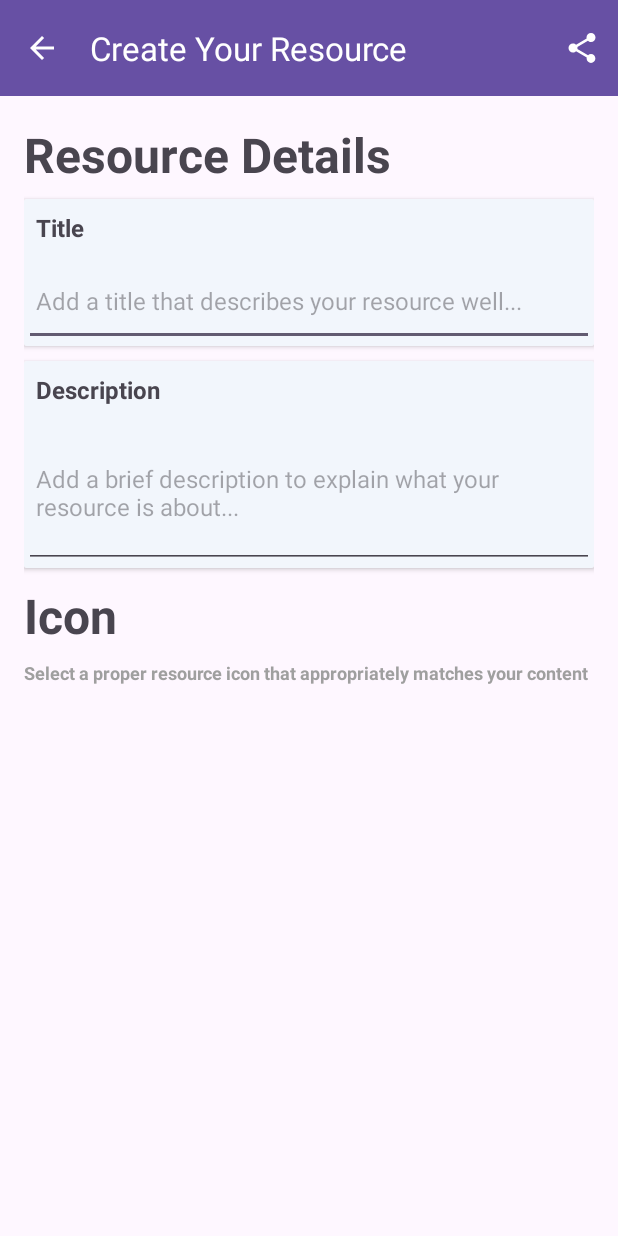
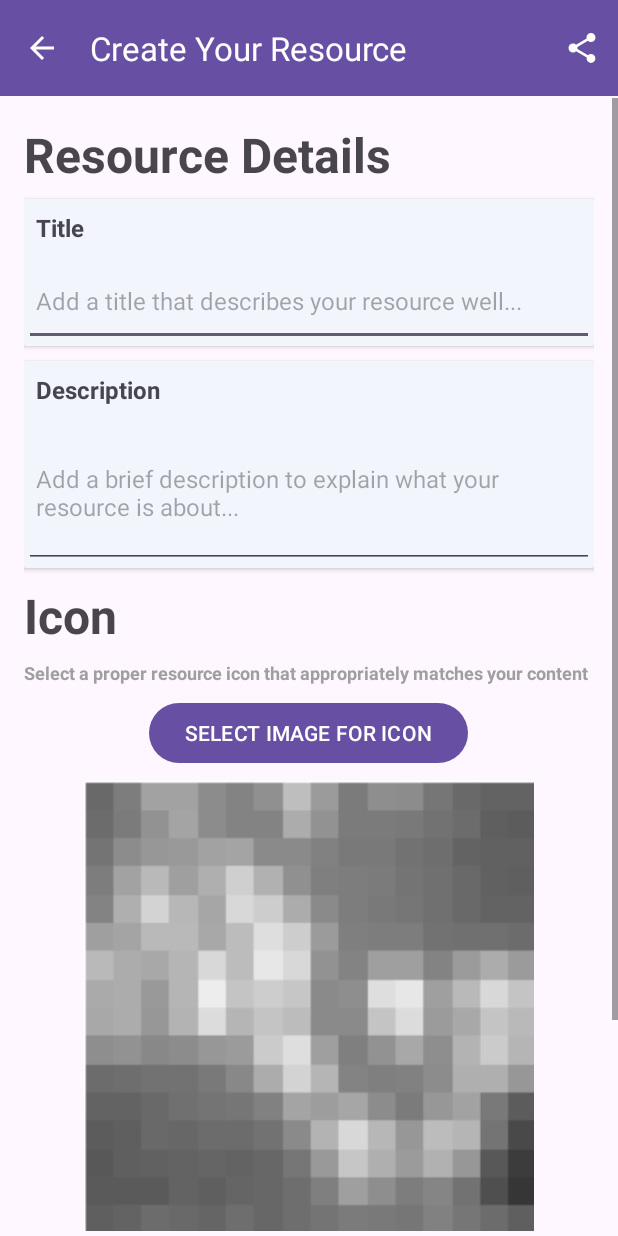
Before and after one commit to Kairos5106/STEMify, an Android app: the CreateCommunityResource screen opened directly, with no data from a screen before it, on a phone screen of 412 x 824 dp. Run offline under Robolectric (Android 15) with nearby library versions, the phone set to English and light mode, and no system bars; pictures from the network do not load.

Commit message:
almost completed for resource creation page part 1

```diff
--- a/app/src/main/java/com/example/stemify/ui/moduleA/CreateCommunityResource.java
+++ b/app/src/main/java/com/example/stemify/ui/moduleA/CreateCommunityResource.java
@@ -1,5 +1,6 @@
 package com.example.stemify.ui.moduleA;
 
+import androidx.annotation.Nullable;
 import androidx.appcompat.app.AppCompatActivity;
 import androidx.appcompat.content.res.AppCompatResources;
 import androidx.appcompat.widget.Toolbar;
@@ -8,16 +9,22 @@ import androidx.core.graphics.drawable.DrawableCompat;
 import android.content.Intent;
 import android.graphics.Color;
 import android.graphics.drawable.Drawable;
+import android.net.Uri;
 import android.os.Bundle;
 import android.view.Menu;
 import android.view.MenuInflater;
 import android.view.MenuItem;
+import android.view.View;
+import android.widget.Button;
+import android.widget.ImageView;
 
 import com.example.stemify.R;
 import com.example.stemify.TestActivity;
 
 public class CreateCommunityResource extends AppCompatActivity {
-
+    private static final int SELECT_IMAGE = 100;
+    Button BtnSelectIcon;
+    ImageView IVIconPreview;
     @Override
     protected void onCreate(Bundle savedInstanceState) {
         super.onCreate(savedInstanceState);
@@ -39,6 +46,28 @@ public class CreateCommunityResource extends AppCompatActivity {
         Drawable arrow = AppCompatResources.getDrawable(this, R.drawable.ic_arrow_back);
         DrawableCompat.setTint(arrow, Color.WHITE);
         getSupportActionBar().setHomeAsUpIndicator(arrow);
+
+        // Setup button for icon selection
+        BtnSelectIcon = (Button) findViewById(R.id.BtnSelectIcon);
+        IVIconPreview = (ImageView) findViewById(R.id.IVIconPreview);
+        BtnSelectIcon.setOnClickListener(new View.OnClickListener() {
+            @Override
+            public void onClick(View v) {
+                Intent pickImage = new Intent(Intent.ACTION_GET_CONTENT);
+                pickImage.setType("image/*");
+                startActivityForResult(Intent.createChooser(pickImage, "Select an icon"), SELECT_IMAGE);
+            }
+        });
+    }
+
+    @Override
+    protected void onActivityResult(int requestCode, int resultCode, @Nullable Intent data) {
+        super.onActivityResult(requestCode, resultCode, data);
+
+        if(requestCode == SELECT_IMAGE && null != data){
+            Uri uri = data.getData();
+            IVIconPreview.setImageURI(uri);
+        }
     }
 
     // Give action to options in app bar
--- a/app/src/main/java/com/example/stemify/ui/moduleA/EducatorResources.java
+++ b/app/src/main/java/com/example/stemify/ui/moduleA/EducatorResources.java
@@ -14,9 +14,11 @@ import android.os.Bundle;
 import android.view.Menu;
 import android.view.MenuInflater;
 import android.view.MenuItem;
+import android.widget.Button;
 
 import com.example.stemify.R;
 import com.example.stemify.TestActivity;
+import com.google.android.material.badge.BadgeUtils;
 
 import java.util.ArrayList;
 import java.util.List;
--- /dev/null
+++ b/app/src/main/res/drawable/ic_add_black.xml
@@ -0,0 +1,5 @@
+<vector android:height="24dp" android:tint="#000000"
+    android:viewportHeight="24" android:viewportWidth="24"
+    android:width="24dp" xmlns:android="http://schemas.android.com/apk/res/android">
+    <path android:fillColor="@android:color/white" android:pathData="M19,13h-6v6h-2v-6H5v-2h6V5h2v6h6v2z"/>
+</vector>
--- /dev/null
+++ b/app/src/main/res/drawable/ic_remove_black.xml
@@ -0,0 +1,5 @@
+<vector android:height="24dp" android:tint="#000000"
+    android:viewportHeight="24" android:viewportWidth="24"
+    android:width="24dp" xmlns:android="http://schemas.android.com/apk/res/android">
+    <path android:fillColor="@android:color/white" android:pathData="M19,13H5v-2h14v2z"/>
+</vector>
--- a/app/src/main/res/layout/activity_create_community_resource.xml
+++ b/app/src/main/res/layout/activity_create_community_resource.xml
@@ -29,11 +29,13 @@
     <ScrollView
         android:layout_width="match_parent"
         android:layout_height="match_parent"
+        android:paddingTop="65dp"
+        app:layout_constraintBottom_toBottomOf="parent"
+        app:layout_constraintEnd_toEndOf="parent"
+        app:layout_constraintHorizontal_bias="0.0"
+        app:layout_constraintStart_toStartOf="parent"
         app:layout_constraintTop_toBottomOf="@+id/ABLCreateCommunityResource"
-        app:layout_constraintBottom_toBottomOf="parent"
-        app:layout_constraintStart_toStartOf="parent"
-        app:layout_constraintEnd_toEndOf="parent"
-        android:paddingTop="65dp">
+        app:layout_constraintVertical_bias="0.0">
 
         <LinearLayout
             android:layout_width="match_parent"
@@ -44,37 +46,38 @@
             <TextView
                 android:layout_width="match_parent"
                 android:layout_height="wrap_content"
+                android:layout_marginBottom="8dp"
+                android:gravity="start"
                 android:text="Resource Details"
                 android:textSize="32sp"
-                android:textStyle="bold"
-                android:gravity="start"
-                android:layout_marginBottom="8dp"/>
+                android:textStyle="bold" />
 
             <androidx.cardview.widget.CardView
                 android:layout_width="match_parent"
                 android:layout_height="wrap_content"
                 android:layout_marginBottom="10dp">
+
                 <LinearLayout
                     android:layout_width="match_parent"
                     android:layout_height="wrap_content"
-                    android:orientation="vertical"
-                    android:background="#F2F6FC">
+                    android:background="#F2F6FC"
+                    android:orientation="vertical">
 
                     <TextView
                         android:layout_width="match_parent"
                         android:layout_height="wrap_content"
+                        android:padding="8dp"
                         android:text="Title"
-                        android:textStyle="bold"
                         android:textSize="16sp"
-                        android:padding="8dp"/>
+                        android:textStyle="bold" />
 
                     <EditText
                         android:id="@+id/ETResourceTitle"
                         android:layout_width="match_parent"
                         android:layout_height="60dp"
                         android:hint="Add a title that describes your resource well..."
-                        android:textSize="16sp"
-                        android:padding="8dp"/>
+                        android:padding="8dp"
+                        android:textSize="16sp" />
 
                 </LinearLayout>
 
@@ -84,27 +87,28 @@
                 android:layout_width="match_parent"
                 android:layout_height="wrap_content"
                 android:layout_marginBottom="10dp">
+
                 <LinearLayout
                     android:layout_width="match_parent"
                     android:layout_height="wrap_content"
-                    android:orientation="vertical"
-                    android:background="#F2F6FC">
+                    android:background="#F2F6FC"
+                    android:orientation="vertical">
 
                     <TextView
                         android:layout_width="match_parent"
                         android:layout_height="wrap_content"
+                        android:padding="8dp"
                         android:text="Description"
-                        android:textStyle="bold"
                         android:textSize="16sp"
-                        android:padding="8dp"/>
+                        android:textStyle="bold" />
 
                     <EditText
                         android:id="@+id/ETResourceDescription"
                         android:layout_width="match_parent"
                         android:layout_height="100dp"
                         android:hint="Add a brief description to explain what your resource is about..."
-                        android:textSize="16sp"
-                        android:padding="8dp"/>
+                        android:padding="8dp"
+                        android:textSize="16sp" />
 
                 </LinearLayout>
 
@@ -113,22 +117,109 @@
             <TextView
                 android:layout_width="match_parent"
                 android:layout_height="wrap_content"
+                android:layout_marginBottom="8dp"
+                android:gravity="start"
                 android:text="Icon"
                 android:textSize="32sp"
-                android:textStyle="bold"
-                android:gravity="start"
-                android:layout_marginBottom="8dp"/>
+                android:textStyle="bold" />
 
             <TextView
                 android:layout_width="match_parent"
                 android:layout_height="wrap_content"
+                android:layout_marginBottom="8dp"
+                android:gravity="start"
                 android:text="Select a proper resource icon that appropriately matches your content"
+                android:textColor="#9F9F9F"
                 android:textSize="12sp"
-                android:textStyle="bold"
-                android:textColor="#9F9F9F"
+                android:textStyle="bold" />
+
+            <Button
+                android:id="@+id/BtnSelectIcon"
+                android:layout_width="wrap_content"
+                android:layout_height="wrap_content"
+                android:layout_gravity="center_horizontal"
+                android:layout_marginBottom="8dp"
+                android:text="SELECT IMAGE FOR ICON" />
+
+            <FrameLayout
+                android:layout_width="300dp"
+                android:layout_height="300dp"
+                android:layout_gravity="center_horizontal"
+                android:layout_marginBottom="10dp">
+
+                <ImageView
+                    android:id="@+id/IVIconPreview"
+                    android:layout_width="match_parent"
+                    android:layout_height="match_parent"
+                    android:src="@drawable/sampleimage" />
+
+            </FrameLayout>
+
+            <TextView
+                android:layout_width="match_parent"
+                android:layout_height="wrap_content"
+                android:layout_marginBottom="8dp"
                 android:gravity="start"
-                android:layout_marginBottom="8dp"/>
+                android:text="Subtopics"
+                android:textSize="32sp"
+                android:textStyle="bold" />
+
+            <androidx.cardview.widget.CardView
+                android:layout_width="match_parent"
+                android:layout_height="wrap_content"
+                android:layout_marginBottom="10dp">
+
+                <RelativeLayout
+                    android:layout_width="match_parent"
+                    android:layout_height="wrap_content"
+                    android:background="#F2F6FC"
+                    android:padding="8dp">
+
+                    <TextView
+                        android:layout_width="wrap_content"
+                        android:layout_height="wrap_content"
+                        android:text="Number of subtopics"
+                        android:textSize="16sp"
+                        android:textStyle="bold"
+                        android:layout_gravity="center_vertical"
+                        android:layout_marginTop="10dp"/>
+
+                    <ImageButton
+                        android:id="@+id/BtnAddSubtopic"
+                        android:layout_width="wrap_content"
+                        android:layout_height="wrap_content"
+                        android:src="@drawable/ic_add_black"
+                        android:layout_alignStart="@+id/BtnRemoveSubtopic"
+                        android:layout_marginStart="-60dp"/>
+
+                    <ImageButton
+                        android:id="@+id/BtnRemoveSubtopic"
+                        android:layout_width="wrap_content"
+                        android:layout_height="wrap_content"
+                        android:src="@drawable/ic_remove_black"
+                        android:layout_alignStart="@+id/ETSubtopicCount"
+                        android:layout_marginStart="-70dp"/>
+
+                    <EditText
+                        android:id="@+id/ETSubtopicCount"
+                        android:layout_width="wrap_content"
+                        android:layout_height="wrap_content"
+                        android:text="XX"
+                        android:layout_alignParentEnd="true"
+                        android:layout_marginEnd="16dp"/>
+
+                </RelativeLayout>
+            </androidx.cardview.widget.CardView>
+
+            <Button
+                android:id="@+id/BtnCreateResource"
+                android:layout_width="wrap_content"
+                android:layout_height="wrap_content"
+                android:text="+ CREATE RESOURCE"
+                android:layout_gravity="center_horizontal"/>
 
         </LinearLayout>
+
     </ScrollView>
+
 </androidx.constraintlayout.widget.ConstraintLayout>
```
